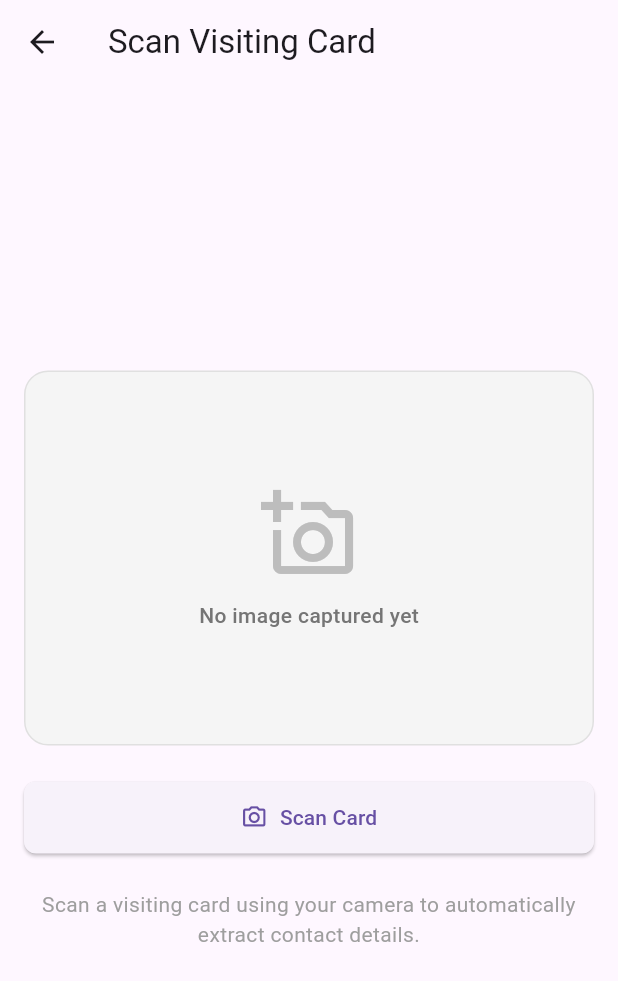
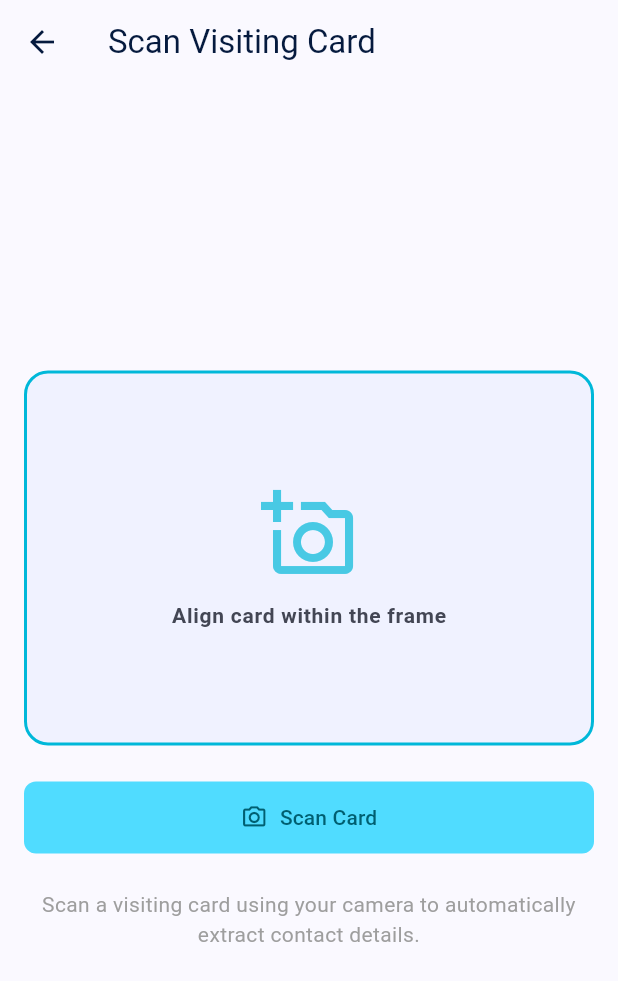
Before and after one commit to erdipakrana/cardscan_app, a Flutter app: the screen it shows after launch, after a tap on the "camera alt" icon, on a phone screen of 412 x 824 dp. Shown: the top 981 px of the screen. Run offline on Flutter 3.47's test engine with Material 3 defaults, Android fonts, the phone set to English and light mode, and no system bars; our stand-ins replace csv, drift, flutter_contacts, flutter_riverpod, image_picker, share_plus; missing offline and left inert: google_mlkit_text_recognition; accounts and stored records are empty; generated files the repository leaves out were written again.

Commit message:
feat: implement visiting card scanner UI and core infrastructure for card data management

```diff
--- /dev/null
+++ b/lib/core/theme/app_theme.dart
@@ -0,0 +1,151 @@
+import 'package:flutter/material.dart';
+
+class AppTheme {
+  // Custom intelligence colors
+  static const Color intelligenceTeal = Color(0xFF00B8D9);
+  static const Color scannerGreen = Color(0xFF36B37E);
+
+  static ThemeData get lightTheme {
+    return ThemeData(
+      useMaterial3: true,
+      brightness: Brightness.light,
+      colorScheme: const ColorScheme.light(
+        primary: Color(0xFF003D9B),
+        onPrimary: Colors.white,
+        primaryContainer: Color(0xFF0052CC),
+        onPrimaryContainer: Colors.white,
+        secondary: Color(0xFF00687B),
+        onSecondary: Colors.white,
+        secondaryContainer: Color(0xFF50DCFF),
+        onSecondaryContainer: Color(0xFF005F71),
+        background: Color(0xFFFAF9FF),
+        onBackground: Color(0xFF051A3E),
+        surface: Color(0xFFFAF9FF),
+        onSurface: Color(0xFF051A3E),
+        surfaceVariant: Color(0xFFD8E2FF),
+        onSurfaceVariant: Color(0xFF434654),
+        outline: Color(0xFF737685),
+        outlineVariant: Color(0xFFC3C6D6),
+        error: Color(0xFFBA1A1A),
+        onError: Colors.white,
+      ),
+      cardTheme: CardThemeData(
+        color: Colors.white,
+        elevation: 0,
+        shape: RoundedRectangleBorder(
+          borderRadius: BorderRadius.circular(12),
+          side: const BorderSide(color: Color(0xFFE1E4E8), width: 1),
+        ),
+      ),
+      inputDecorationTheme: InputDecorationTheme(
+        filled: true,
+        fillColor: const Color(0xFFF1F3FF),
+        border: OutlineInputBorder(
+          borderRadius: BorderRadius.circular(8),
+          borderSide: const BorderSide(color: Color(0xFF737685), width: 1),
+        ),
+        enabledBorder: OutlineInputBorder(
+          borderRadius: BorderRadius.circular(8),
+          borderSide: const BorderSide(color: Color(0xFFC3C6D6), width: 1),
+        ),
+        focusedBorder: OutlineInputBorder(
+          borderRadius: BorderRadius.circular(8),
+          borderSide: const BorderSide(color: Color(0xFF0052CC), width: 2),
+        ),
+        labelStyle: const TextStyle(
+          color: Color(0xFF434654),
+          fontWeight: FontWeight.w600,
+        ),
+      ),
+      elevatedButtonTheme: ElevatedButtonThemeData(
+        style: ElevatedButton.styleFrom(
+          backgroundColor: const Color(0xFF003D9B),
+          foregroundColor: Colors.white,
+          elevation: 0,
+          shape: RoundedRectangleBorder(
+            borderRadius: BorderRadius.circular(12),
+          ),
+          padding: const EdgeInsets.symmetric(vertical: 14, horizontal: 24),
+        ),
+      ),
+      floatingActionButtonTheme: const FloatingActionButtonThemeData(
+        backgroundColor: Color(0xFF0052CC),
+        foregroundColor: Colors.white,
+        elevation: 4,
+        shape: StadiumBorder(),
+      ),
+    );
+  }
+
+  static ThemeData get darkTheme {
+    return ThemeData(
+      useMaterial3: true,
+      brightness: Brightness.dark,
+      colorScheme: const ColorScheme.dark(
+        primary: Color(0xFFB2C5FF),
+        onPrimary: Color(0xFF001848),
+        primaryContainer: Color(0xFF0040A2),
+        onPrimaryContainer: Color(0xFFDAE2FF),
+        secondary: Color(0xFF48D7F9),
+        onSecondary: Color(0xFF001F27),
+        secondaryContainer: Color(0xFF004E5D),
+        onSecondaryContainer: Color(0xFFBFE9FF),
+        background: Color(0xFF161B22),
+        onBackground: Color(0xFFEDF0FF),
+        surface: Color(0xFF1D242C),
+        onSurface: Color(0xFFEDF0FF),
+        surfaceVariant: Color(0xFF434654),
+        onSurfaceVariant: Color(0xFFC3C6D6),
+        outline: Color(0xFF8D91A0),
+        outlineVariant: Color(0xFF434654),
+        error: Color(0xFFFFB4AB),
+        onError: Color(0xFF690005),
+      ),
+      cardTheme: CardThemeData(
+        color: const Color(0xFF1D242C),
+        elevation: 0,
+        shape: RoundedRectangleBorder(
+          borderRadius: BorderRadius.circular(12),
+          side: const BorderSide(color: Color(0xFF434654), width: 1),
+        ),
+      ),
+      inputDecorationTheme: InputDecorationTheme(
+        filled: true,
+        fillColor: const Color(0xFF0F1419),
+        border: OutlineInputBorder(
+          borderRadius: BorderRadius.circular(8),
+          borderSide: const BorderSide(color: Color(0xFF8D91A0), width: 1),
+        ),
+        enabledBorder: OutlineInputBorder(
+          borderRadius: BorderRadius.circular(8),
+          borderSide: const BorderSide(color: Color(0xFF434654), width: 1),
+        ),
+        focusedBorder: OutlineInputBorder(
+          borderRadius: BorderRadius.circular(8),
+          borderSide: const BorderSide(color: Color(0xFFB2C5FF), width: 2),
+        ),
+        labelStyle: const TextStyle(
+          color: Color(0xFFC3C6D6),
+          fontWeight: FontWeight.w600,
+        ),
+      ),
+      elevatedButtonTheme: ElevatedButtonThemeData(
+        style: ElevatedButton.styleFrom(
+          backgroundColor: const Color(0xFF0040A2),
+          foregroundColor: Colors.white,
+          elevation: 0,
+          shape: RoundedRectangleBorder(
+            borderRadius: BorderRadius.circular(12),
+          ),
+          padding: const EdgeInsets.symmetric(vertical: 14, horizontal: 24),
+        ),
+      ),
+      floatingActionButtonTheme: const FloatingActionButtonThemeData(
+        backgroundColor: Color(0xFF0040A2),
+        foregroundColor: Colors.white,
+        elevation: 4,
+        shape: StadiumBorder(),
+      ),
+    );
+  }
+}
--- /dev/null
+++ b/lib/core/utils/export_helper.dart
@@ -0,0 +1,104 @@
+import 'package:csv/csv.dart';
+import 'package:flutter_contacts/flutter_contacts.dart';
+import 'package:share_plus/share_plus.dart';
+import 'package:cardscan_app/features/cards/domain/entities/visiting_card.dart';
+
+class ExportHelper {
+  /// Converts a single visiting card to a standard vCard 3.0 text representation.
+  static String convertToVCard(VisitingCard card) {
+    final buffer = StringBuffer();
+    buffer.writeln('BEGIN:VCARD');
+    buffer.writeln('VERSION:3.0');
+    buffer.writeln('FN:${card.name}');
+    if (card.company != null && card.company!.isNotEmpty) {
+      buffer.writeln('ORG:${card.company}');
+    }
+    if (card.jobTitle != null && card.jobTitle!.isNotEmpty) {
+      buffer.writeln('TITLE:${card.jobTitle}');
+    }
+    if (card.email != null && card.email!.isNotEmpty) {
+      buffer.writeln('EMAIL;TYPE=PREF,INTERNET:${card.email}');
+    }
+    if (card.phone != null && card.phone!.isNotEmpty) {
+      buffer.writeln('TEL;TYPE=CELL,VOICE:${card.phone}');
+    }
+    if (card.website != null && card.website!.isNotEmpty) {
+      buffer.writeln('URL:${card.website}');
+    }
+    buffer.writeln('END:VCARD');
+    return buffer.toString();
+  }
+
+  /// Converts a list of visiting cards to CSV format.
+  static String convertToCsv(List<VisitingCard> cards) {
+    final List<List<dynamic>> rows = [
+      ['Name', 'Job Title', 'Company', 'Email', 'Phone', 'Website', 'Raw Details', 'Created At']
+    ];
+    for (final card in cards) {
+      rows.add([
+        card.name,
+        card.jobTitle ?? '',
+        card.company ?? '',
+        card.email ?? '',
+        card.phone ?? '',
+        card.website ?? '',
+        card.details.replaceAll('\n', '; '),
+        card.createdAt?.toIso8601String() ?? '',
+      ]);
+    }
+    return const ListToCsvConverter().convert(rows);
+  }
+
+  /// Shares a single card's contact details as a vCard.
+  static Future<void> shareAsVCard(VisitingCard card) async {
+    final vcard = convertToVCard(card);
+    await Share.share(
+      vcard,
+      subject: 'Contact card: ${card.name}',
+      sharePositionOrigin: null, // can be customized for iPad
+    );
+  }
+
+  /// Shares a list of cards as a CSV dump.
+  static Future<void> shareAsCsv(List<VisitingCard> cards) async {
+    final csv = convertToCsv(cards);
+    await Share.share(
+      csv,
+      subject: 'Exported Contacts CSV',
+    );
+  }
+
+  /// Saves a visiting card to the device address book.
+  static Future<bool> saveToDeviceContacts(VisitingCard card) async {
+    try {
+      if (await FlutterContacts.requestPermission(readonly: false)) {
+        final contact = Contact()
+          ..name.first = card.name
+          ..phones = card.phone != null && card.phone!.isNotEmpty
+              ? [Phone(card.phone!)]
+              : []
+          ..emails = card.email != null && card.email!.isNotEmpty
+              ? [Email(card.email!)]
+              : []
+          ..organizations = (card.company != null && card.company!.isNotEmpty) ||
+                  (card.jobTitle != null && card.jobTitle!.isNotEmpty)
+              ? [
+                  Organization(
+                    company: card.company ?? '',
+                    title: card.jobTitle ?? '',
+                  )
+                ]
+              : []
+          ..websites = card.website != null && card.website!.isNotEmpty
+              ? [Website(card.website!, label: WebsiteLabel.homepage)]
+              : [];
+
+        await contact.insert();
+        return true;
+      }
+      return false;
+    } catch (_) {
+      return false;
+    }
+  }
+}
--- a/lib/features/cards/data/datasources/cards_local_datasource.dart
+++ b/lib/features/cards/data/datasources/cards_local_datasource.dart
@@ -11,6 +11,7 @@ abstract class CardsLocalDatasource {
     String? phone,
     String? website,
     required String details,
+    String? imagePath,
   });
   Future<void> deleteCard(int id);
 }
@@ -34,6 +35,7 @@ class CardsLocalDatasourceImpl implements CardsLocalDatasource {
     String? phone,
     String? website,
     required String details,
+    String? imagePath,
   }) async {
     await _db.into(_db.cards).insert(
           CardsCompanion.insert(
@@ -44,6 +46,7 @@ class CardsLocalDatasourceImpl implements CardsLocalDatasource {
             phone: Value(phone),
             website: Value(website),
             details: details,
+            imagePath: Value(imagePath),
           ),
         );
   }
--- a/lib/features/cards/data/models/card_model.dart
+++ b/lib/features/cards/data/models/card_model.dart
@@ -12,6 +12,8 @@ class CardModel {
       phone: data.phone,
       website: data.website,
       details: data.details,
+      imagePath: data.imagePath,
+      createdAt: data.createdAt,
     );
   }
 
@@ -25,6 +27,8 @@ class CardModel {
       phone: entity.phone,
       website: entity.website,
       details: entity.details,
+      imagePath: entity.imagePath,
+      createdAt: entity.createdAt ?? DateTime.now(),
     );
   }
 }
--- a/lib/features/cards/data/repositories/cards_repository_impl.dart
+++ b/lib/features/cards/data/repositories/cards_repository_impl.dart
@@ -23,6 +23,7 @@ class CardsRepositoryImpl implements CardsRepository {
     String? phone,
     String? website,
     required String details,
+    String? imagePath,
   }) async {
     await _datasource.insertCard(
       name: name,
@@ -32,6 +33,7 @@ class CardsRepositoryImpl implements CardsRepository {
       phone: phone,
       website: website,
       details: details,
+      imagePath: imagePath,
     );
   }
 
--- a/lib/features/cards/domain/repositories/cards_repository.dart
+++ b/lib/features/cards/domain/repositories/cards_repository.dart
@@ -10,6 +10,7 @@ abstract class CardsRepository {
     String? phone,
     String? website,
     required String details,
+    String? imagePath,
   });
   Future<void> deleteCard(int id);
 }
--- a/lib/features/cards/presentation/controllers/cards_providers.dart
+++ b/lib/features/cards/presentation/controllers/cards_providers.dart
@@ -271,6 +271,7 @@ class CardScannerController extends StateNotifier<CardScannerState> {
         phone: phone,
         website: website,
         details: state.extractedText,
+        imagePath: state.image?.path,
       );
       state = const CardScannerState(); // Reset scanner state after save
       return true;
--- a/lib/features/cards/presentation/pages/card_scanner_page.dart
+++ b/lib/features/cards/presentation/pages/card_scanner_page.dart
@@ -49,53 +49,53 @@ class _CardScannerPageState extends ConsumerState<CardScannerPage> {
             child: Column(
               mainAxisSize: MainAxisSize.min,
               children: [
-                TextField(
+                 TextField(
                   controller: nameController,
                   decoration: const InputDecoration(
                     labelText: 'Contact Name *',
-                    border: OutlineInputBorder(),
+                    floatingLabelBehavior: FloatingLabelBehavior.always,
                   ),
                 ),
-                const SizedBox(height: 12),
+                const SizedBox(height: 16),
                 TextField(
                   controller: jobTitleController,
                   decoration: const InputDecoration(
                     labelText: 'Job Title',
-                    border: OutlineInputBorder(),
+                    floatingLabelBehavior: FloatingLabelBehavior.always,
                   ),
                 ),
-                const SizedBox(height: 12),
+                const SizedBox(height: 16),
                 TextField(
                   controller: companyController,
                   decoration: const InputDecoration(
                     labelText: 'Company',
-                    border: OutlineInputBorder(),
+                    floatingLabelBehavior: FloatingLabelBehavior.always,
                   ),
                 ),
-                const SizedBox(height: 12),
+                const SizedBox(height: 16),
                 TextField(
                   controller: emailController,
                   decoration: const InputDecoration(
                     labelText: 'Email Address',
-                    border: OutlineInputBorder(),
+                    floatingLabelBehavior: FloatingLabelBehavior.always,
                   ),
                   keyboardType: TextInputType.emailAddress,
                 ),
-                const SizedBox(height: 12),
+                const SizedBox(height: 16),
                 TextField(
                   controller: phoneController,
                   decoration: const InputDecoration(
                     labelText: 'Phone Number',
-                    border: OutlineInputBorder(),
+                    floatingLabelBehavior: FloatingLabelBehavior.always,
                   ),
                   keyboardType: TextInputType.phone,
                 ),
-                const SizedBox(height: 12),
+                const SizedBox(height: 16),
                 TextField(
                   controller: websiteController,
                   decoration: const InputDecoration(
                     labelText: 'Website',
-                    border: OutlineInputBorder(),
+                    floatingLabelBehavior: FloatingLabelBehavior.always,
                   ),
                   keyboardType: TextInputType.url,
                 ),
@@ -235,9 +235,14 @@ class _CardScannerPageState extends ConsumerState<CardScannerPage> {
               Container(
                 height: 250,
                 decoration: BoxDecoration(
-                  color: Colors.grey.shade100,
+                  color: Theme.of(context).colorScheme.surfaceVariant.withOpacity(0.3),
                   borderRadius: BorderRadius.circular(16),
-                  border: Border.all(color: Colors.grey.shade300),
+                  border: Border.all(
+                    color: scannerState.image != null
+                        ? const Color(0xFF36B37E) // Scanner Green on capture
+                        : const Color(0xFF00B8D9), // Intelligence Teal when active/ready
+                    width: 2.0,
+                  ),
                   image: scannerState.image != null
                       ? DecorationImage(
                           image: kIsWeb
@@ -254,14 +259,15 @@ class _CardScannerPageState extends ConsumerState<CardScannerPage> {
                           Icon(
                             Icons.add_a_photo_outlined,
                             size: 64,
-                            color: Colors.grey.shade400,
+                            color: const Color(0xFF00B8D9).withOpacity(0.7),
                           ),
                           const SizedBox(height: 12),
                           Text(
-                            'No image captured yet',
+                            'Align card within the frame',
                             style: TextStyle(
-                              color: Colors.grey.shade600,
-                              fontWeight: FontWeight.w500,
+                              color: Theme.of(context).colorScheme.onSurfaceVariant,
+                              fontWeight: FontWeight.w600,
+                              letterSpacing: 0.5,
                             ),
                           ),
                         ],
@@ -284,6 +290,8 @@ class _CardScannerPageState extends ConsumerState<CardScannerPage> {
                     Expanded(
                       child: ElevatedButton.icon(
                         style: ElevatedButton.styleFrom(
+                          backgroundColor: Theme.of(context).colorScheme.secondaryContainer,
+                          foregroundColor: Theme.of(context).colorScheme.onSecondaryContainer,
                           padding: const EdgeInsets.symmetric(vertical: 14),
                           shape: RoundedRectangleBorder(
                             borderRadius: BorderRadius.circular(8),
--- a/lib/main.dart
+++ b/lib/main.dart
@@ -1,5 +1,6 @@
 import 'package:flutter/material.dart';
 import 'package:flutter_riverpod/flutter_riverpod.dart';
+import 'package:cardscan_app/core/theme/app_theme.dart';
 import 'package:cardscan_app/features/cards/presentation/pages/saved_cards_page.dart';
 
 void main() {
@@ -18,9 +19,9 @@ class MyApp extends StatelessWidget {
   Widget build(BuildContext context) {
     return MaterialApp(
       title: 'Visiting Card Scanner', // Title of the app
-      theme: ThemeData(
-        primarySwatch: Colors.blue, // Defining the primary theme color
-      ),
+      theme: AppTheme.lightTheme,
+      darkTheme: AppTheme.darkTheme,
+      themeMode: ThemeMode.system,
       home: const SavedCardsPage(), // Setting SavedCardsPage as the home screen of the app
     );
   }
--- a/pubspec.yaml
+++ b/pubspec.yaml
@@ -20,6 +20,9 @@ dependencies:
   drift: ^2.20.0
   sqlite3_flutter_libs: ^0.5.24
   path: ^1.9.0
+  share_plus: ^6.0.0
+  csv: ^6.0.0
+  flutter_contacts: ^1.1.8
 
 dev_dependencies:
   flutter_test:
```
Also changed, not shown: lib/core/database/app_database.dart (+18 -1 lines), lib/core/theme/app_colors.dart (added, +64 -0 lines), lib/core/theme/app_spacing.dart (added, +39 -0 lines), lib/features/cards/domain/entities/visiting_card.dart (+8 -0 lines), lib/core/database/app_database.g.dart, pubspec.lock, 5 other files.
